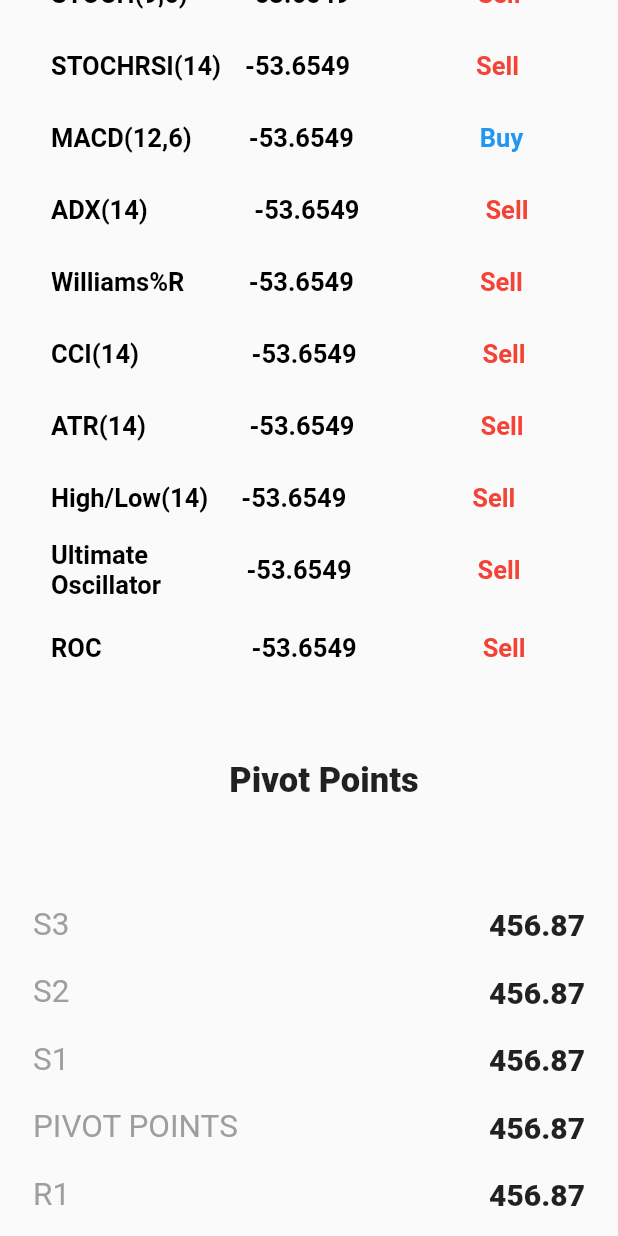
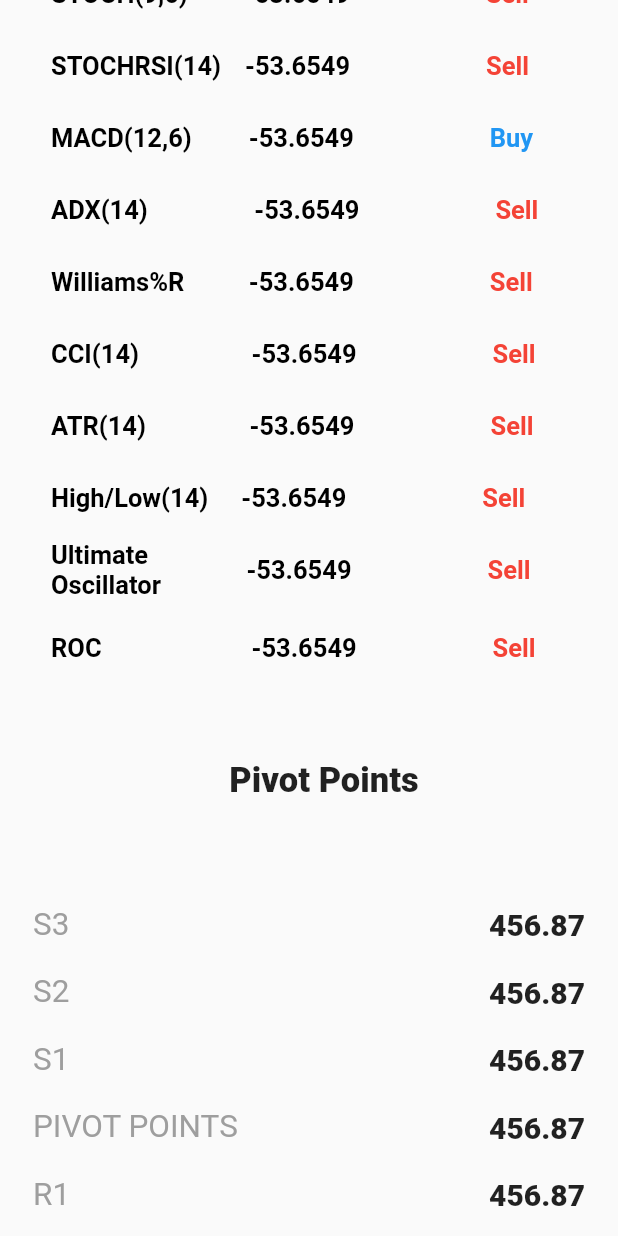
Before and after one commit to Hritickgoyal524/InternUItask, a Flutter app: the screen it shows after launch, scrolled down 1728 dp, on a phone screen of 412 x 824 dp. Run offline on Flutter 3.47's test engine with Material 2 defaults, Android fonts, the phone set to English and light mode, and no system bars.

Commit message:
thirdcond commit

```diff
--- a/lib/internui.dart
+++ b/lib/internui.dart
@@ -81,7 +81,7 @@ class _InternuiState extends State<Internui> {
               color: Colors.grey[600],
               borderRadius:BorderRadius.circular(5)
            ),
-            margin: EdgeInsets.only(top:250,right:90),
+            margin: EdgeInsets.only(top:250,right:.2*MediaQuery.of(context).size.width),
             child:Text("Neutral",style: TextStyle(fontSize: 19,color: Colors.white,fontWeight: FontWeight.w900),) ,),
         Container(
           margin: EdgeInsets.only(right:15),
@@ -202,18 +202,18 @@ SizedBox(height:12),
                 children: [
                   SizedBox(width:11)
 ,                  Text("7",style: TextStyle(fontSize: 22,fontWeight: FontWeight.bold),),
-                  SizedBox(width:MediaQuery.of(context).size.width-280),
+                  SizedBox(width:.3*MediaQuery.of(context).size.width),
                   Text("-",style: TextStyle(fontSize: 23,fontWeight: FontWeight.bold)),
-                  SizedBox(width:MediaQuery.of(context).size.width-295),
+                  SizedBox(width:.3*MediaQuery.of(context).size.width),
                   Text("5",style: TextStyle(fontSize: 22,fontWeight: FontWeight.bold))
                 ],
               ),
               Row(
                 children: [
                   Text("Buy",style: TextStyle(fontSize: 18,fontWeight: FontWeight.w400,color: Colors.grey),),
-                  SizedBox(width:MediaQuery.of(context).size.width-315),
+                  SizedBox(width:.2*MediaQuery.of(context).size.width),
                   Text("Neutral",style: TextStyle(fontSize: 18,fontWeight: FontWeight.w400,color: Colors.grey)),
-                  SizedBox(width:MediaQuery.of(context).size.width-330),
+                  SizedBox(width:.22*MediaQuery.of(context).size.width),
                   Text("Sell",style: TextStyle(fontSize: 18,fontWeight: FontWeight.w400,color: Colors.grey))
                 ],
               )
@@ -241,7 +241,7 @@ SizedBox(height:12),
             Text("TITLE",style: TextStyle(color: Colors.grey,fontSize: 17),),
             SizedBox(width:90),
             Text("VALUE",style: TextStyle(color: Colors.grey,fontSize: 17)),
-            SizedBox(width:90),
+            SizedBox(width:.22*MediaQuery.of(context).size.width),
             Text("TYPE",style: TextStyle(color: Colors.grey,fontSize: 17))
           ],)
         ),
@@ -257,7 +257,7 @@ SizedBox(height:12),
             Text("MA10",style: TextStyle(color: Colors.black,fontSize: 19,fontWeight: FontWeight.bold),),
             SizedBox(width:78),
             Text("465.28",style: TextStyle(color: Colors.black,fontSize: 19,fontWeight: FontWeight.bold)),
-            SizedBox(width:88),
+            SizedBox(width:.22*MediaQuery.of(context).size.width),
             Text("SELL",style: TextStyle(color: Colors.red,fontSize: 19,fontWeight: FontWeight.bold))
           ],)
         ),
@@ -273,7 +273,7 @@ SizedBox(height:12),
             Text("MA20",style: TextStyle(color: Colors.black,fontSize: 19,fontWeight: FontWeight.bold),),
             SizedBox(width:78),
             Text("465.28",style: TextStyle(color: Colors.black,fontSize: 19,fontWeight: FontWeight.bold)),
-            SizedBox(width:88),
+            SizedBox(width:.22*MediaQuery.of(context).size.width),
             Text("BUY",style: TextStyle(color: Colors.blue,fontSize: 19,fontWeight: FontWeight.bold))
           ],)
         ),
@@ -289,7 +289,7 @@ SizedBox(height:12),
             Text("MA50",style: TextStyle(color: Colors.black,fontSize: 19,fontWeight: FontWeight.bold),),
             SizedBox(width:78),
             Text("465.28",style: TextStyle(color: Colors.black,fontSize: 19,fontWeight: FontWeight.bold)),
-            SizedBox(width:88),
+            SizedBox(width:.22*MediaQuery.of(context).size.width),
             Text("BUY",style: TextStyle(color: Colors.blue,fontSize: 19,fontWeight: FontWeight.bold))
           ],)
         ),
@@ -304,7 +304,7 @@ SizedBox(height:12),
             Text("MA100",style: TextStyle(color: Colors.black,fontSize: 19,fontWeight: FontWeight.bold),),
             SizedBox(width:67),
             Text("465.28",style: TextStyle(color: Colors.black,fontSize: 19,fontWeight: FontWeight.bold)),
-            SizedBox(width:88),
+            SizedBox(width:.22*MediaQuery.of(context).size.width),
             Text("SELL",style: TextStyle(color: Colors.red,fontSize: 19,fontWeight: FontWeight.bold))
           ],)
         ),
@@ -319,7 +319,7 @@ SizedBox(height:12),
             Text("MA200",style: TextStyle(color: Colors.black,fontSize: 19,fontWeight: FontWeight.bold),),
             SizedBox(width:67),
             Text("465.28",style: TextStyle(color: Colors.black,fontSize: 19,fontWeight: FontWeight.bold)),
-            SizedBox(width:88),
+            SizedBox(width:.22*MediaQuery.of(context).size.width),
             Text("BUY",style: TextStyle(color: Colors.blue,fontSize: 19,fontWeight: FontWeight.bold))
           ],)
         )
@@ -349,16 +349,16 @@ SizedBox(height:12),
                 children: [
                   SizedBox(width:11)
 ,                  Text("1",style: TextStyle(fontSize: 22,fontWeight: FontWeight.bold),),
-                  SizedBox(width:MediaQuery.of(context).size.width-280),
+                  SizedBox(width:.30*MediaQuery.of(context).size.width),
                   Text("1",style: TextStyle(fontSize: 23,fontWeight: FontWeight.bold)),
-                  SizedBox(width:MediaQuery.of(context).size.width-295),
+                  SizedBox(width:.30*MediaQuery.of(context).size.width),
                   Text("9",style: TextStyle(fontSize: 22,fontWeight: FontWeight.bold))
                 ],
               ),
               Row(
                 children: [
                   Text("Buy",style: TextStyle(fontSize: 18,fontWeight: FontWeight.w400,color: Colors.grey),),
-                  SizedBox(width:92),
+                  SizedBox(width:.22*MediaQuery.of(context).size.width),
                   Text("Neutral",style: TextStyle(fontSize: 18,fontWeight: FontWeight.w400,color: Colors.grey)),
                   SizedBox(width:89),
                   Text("Sell",style: TextStyle(fontSize: 18,fontWeight: FontWeight.w400,color: Colors.grey))
@@ -389,7 +389,7 @@ Container(
             Text("NAME",style: TextStyle(color: Colors.grey,fontSize: 17,fontWeight: FontWeight.w500),),
             SizedBox(width:90),
             Text("ACTION",style: TextStyle(color: Colors.grey,fontSize: 17,fontWeight: FontWeight.w500)),
-            SizedBox(width:76),
+            SizedBox(width:.19*MediaQuery.of(context).size.width),
             Text("VALUE",style: TextStyle(color: Colors.grey,fontSize: 17,fontWeight: FontWeight.w500))
           ],)
         ),
@@ -404,7 +404,7 @@ Container(
             Text("RSI(14)",style: TextStyle(color: Colors.black,fontSize: 17,fontWeight: FontWeight.bold),),
             SizedBox(width:72),
             Text("-53.6549",style: TextStyle(color: Colors.black,fontSize: 17,fontWeight: FontWeight.bold)),
-            SizedBox(width:69),
+            SizedBox(width:.18*MediaQuery.of(context).size.width),
             Text("Neutral",style: TextStyle(color: Colors.grey,fontSize: 17,fontWeight: FontWeight.bold))
           ],)
         ),
@@ -420,7 +420,7 @@ Container(
             Text("STOCH(9,6)",style: TextStyle(color: Colors.black,fontSize: 17,fontWeight: FontWeight.bold),),
             SizedBox(width:38),
             Text("-53.6549",style: TextStyle(color: Colors.black,fontSize: 17,fontWeight: FontWeight.bold)),
-            SizedBox(width:85),
+            SizedBox(width:.22*MediaQuery.of(context).size.width),
             Text("Sell",style: TextStyle(color: Colors.red,fontSize: 17,fontWeight: FontWeight.bold))
           ],)
         ),
@@ -436,7 +436,7 @@ Container(
             Text("STOCHRSI(14)",style: TextStyle(color: Colors.black,fontSize: 17,fontWeight: FontWeight.bold),),
             SizedBox(width:16),
             Text("-53.6549",style: TextStyle(color: Colors.black,fontSize: 17,fontWeight: FontWeight.bold)),
-            SizedBox(width:84),
+            SizedBox(width:.22*MediaQuery.of(context).size.width),
             Text("Sell",style: TextStyle(color: Colors.red,fontSize: 17,fontWeight: FontWeight.bold))
           ],)
         ),
@@ -451,7 +451,7 @@ Container(
             Text("MACD(12,6)",style: TextStyle(color: Colors.black,fontSize: 17,fontWeight: FontWeight.bold),),
             SizedBox(width:38),
             Text("-53.6549",style: TextStyle(color: Colors.black,fontSize: 17,fontWeight: FontWeight.bold)),
-            SizedBox(width:84),
+            SizedBox(width:.22*MediaQuery.of(context).size.width),
             Text("Buy",style: TextStyle(color: Colors.blue,fontSize: 17,fontWeight: FontWeight.bold))
           ],)
         ),
@@ -466,7 +466,7 @@ Container(
             Text("ADX(14)",style: TextStyle(color: Colors.black,fontSize: 17,fontWeight: FontWeight.bold),),
             SizedBox(width:71),
             Text("-53.6549",style: TextStyle(color: Colors.black,fontSize: 17,fontWeight: FontWeight.bold)),
-            SizedBox(width:84),
+            SizedBox(width:.22*MediaQuery.of(context).size.width),
             Text("Sell",style: TextStyle(color: Colors.red,fontSize: 17,fontWeight: FontWeight.bold))
           ],)
         ),
@@ -481,7 +481,7 @@ SizedBox(height:8),
             Text("Williams%R",style: TextStyle(color: Colors.black,fontSize: 17,fontWeight: FontWeight.bold),),
             SizedBox(width:43),
             Text("-53.6549",style: TextStyle(color: Colors.black,fontSize: 17,fontWeight: FontWeight.bold)),
-            SizedBox(width:84),
+            SizedBox(width:.22*MediaQuery.of(context).size.width),
             Text("Sell",style: TextStyle(color: Colors.red,fontSize: 17,fontWeight: FontWeight.bold))
           ],)
         ),
@@ -497,7 +497,7 @@ SizedBox(height:8),
             Text("CCI(14)",style: TextStyle(color: Colors.black,fontSize: 17,fontWeight: FontWeight.bold),),
             SizedBox(width:75),
             Text("-53.6549",style: TextStyle(color: Colors.black,fontSize: 17,fontWeight: FontWeight.bold)),
-            SizedBox(width:84),
+            SizedBox(width:.22*MediaQuery.of(context).size.width),
             Text("Sell",style: TextStyle(color: Colors.red,fontSize: 17,fontWeight: FontWeight.bold))
           ],)
         ),
@@ -513,7 +513,7 @@ SizedBox(height:8),
             Text("ATR(14)",style: TextStyle(color: Colors.black,fontSize: 17,fontWeight: FontWeight.bold),),
             SizedBox(width:69),
             Text("-53.6549",style: TextStyle(color: Colors.black,fontSize: 17,fontWeight: FontWeight.bold)),
-            SizedBox(width:84),
+            SizedBox(width:.22*MediaQuery.of(context).size.width),
             Text("Sell",style: TextStyle(color: Colors.red,fontSize: 17,fontWeight: FontWeight.bold))
           ],)
         ),
@@ -528,7 +528,7 @@ SizedBox(height:8),
             Text("High/Low(14)",style: TextStyle(color: Colors.black,fontSize: 17,fontWeight: FontWeight.bold),),
             SizedBox(width:22),
             Text("-53.6549",style: TextStyle(color: Colors.black,fontSize: 17,fontWeight: FontWeight.bold)),
-            SizedBox(width:84),
+            SizedBox(width:.22*MediaQuery.of(context).size.width),
             Text("Sell",style: TextStyle(color: Colors.red,fontSize: 17,fontWeight: FontWeight.bold))
           ],)
         ),
@@ -543,7 +543,7 @@ SizedBox(height:8),
             Text("Ultimate\nOscillator",style: TextStyle(color: Colors.black,fontSize: 17,fontWeight: FontWeight.bold),),
             SizedBox(width:57),
             Text("-53.6549",style: TextStyle(color: Colors.black,fontSize: 17,fontWeight: FontWeight.bold)),
-            SizedBox(width:84),
+            SizedBox(width:.22*MediaQuery.of(context).size.width),
             Text("Sell",style: TextStyle(color: Colors.red,fontSize: 17,fontWeight: FontWeight.bold))
           ],)
         ),
@@ -558,7 +558,7 @@ SizedBox(height:8),
             Text("ROC",style: TextStyle(color: Colors.black,fontSize: 17,fontWeight: FontWeight.bold),),
             SizedBox(width:100),
             Text("-53.6549",style: TextStyle(color: Colors.black,fontSize: 17,fontWeight: FontWeight.bold)),
-            SizedBox(width:84),
+            SizedBox(width:.22*MediaQuery.of(context).size.width),
             Text("Sell",style: TextStyle(color: Colors.red,fontSize: 17,fontWeight: FontWeight.bold))
           ],)
         ),
```
